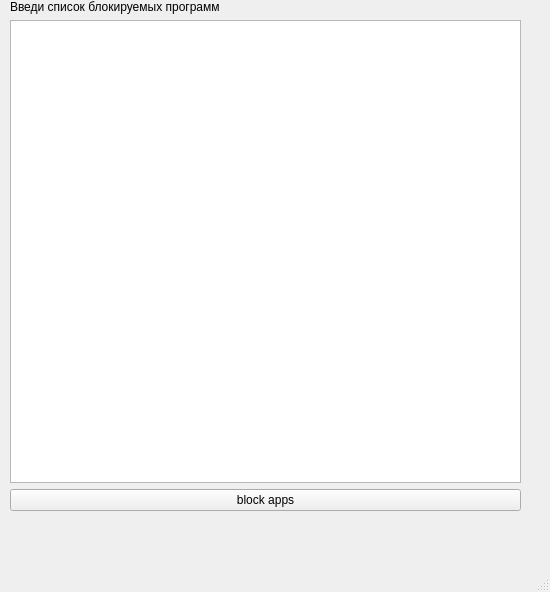
This is mainwindow.ui in ArtNazarov/Silenter as Qt 5 draws it before an edit. The edited form follows.
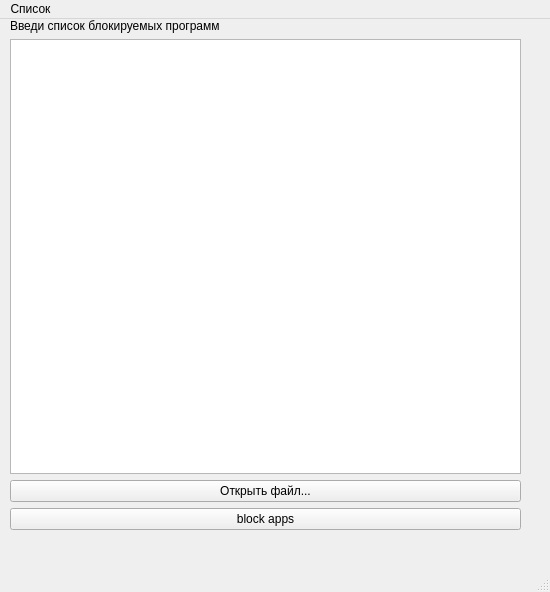
This is the edited form.

```diff
--- a/mainwindow.ui
+++ b/mainwindow.ui
@@ -83,6 +83,13 @@
        </property>
       </widget>
      </item>
+     <item>
+      <widget class="QPushButton" name="qpbOpenFile">
+       <property name="text">
+        <string>Открыть файл...</string>
+       </property>
+      </widget>
+     </item>
      <item>
       <widget class="QPushButton" name="pushButton">
        <property name="text">
@@ -102,6 +109,13 @@
      <height>39</height>
     </rect>
    </property>
+   <widget class="QMenu" name="qmnuOpenFile">
+    <property name="title">
+     <string>Список</string>
+    </property>
+    <addaction name="qacOpenFile"/>
+   </widget>
+   <addaction name="qmnuOpenFile"/>
   </widget>
   <widget class="QStatusBar" name="statusbar"/>
  </widget>
```
Left out of the diff: 24 changed lines with no effect on the pictures.
